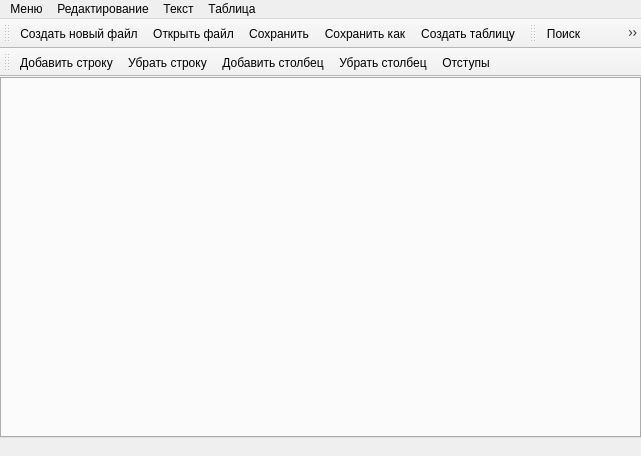
Qt form Lab_5/mainwindow.ui (Oikapi/VisualProg) before a commit.
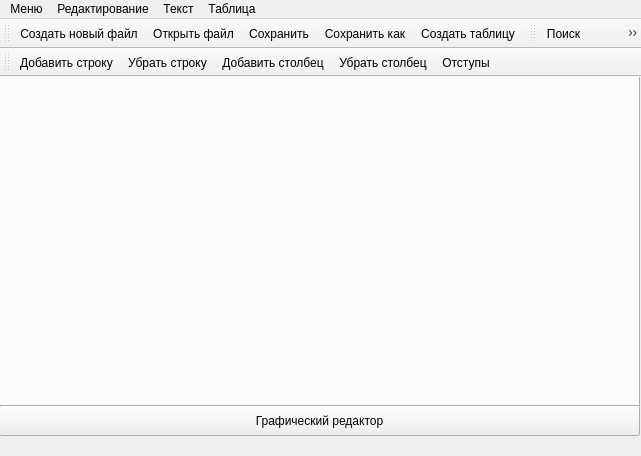
The same form after that commit. Icons and pictures are not drawn.

```diff
--- a/Lab_5/mainwindow.ui
+++ b/Lab_5/mainwindow.ui
@@ -17,13 +17,26 @@
       <widget class="QTabWidget" name="tabWidget">
         <property name="geometry">
           <rect>
-            <x>0</x>
-            <y>0</y>
+      <x>-1</x>
+      <y>-1</y>
             <width>641</width>
-            <height>361</height>
+      <height>331</height>
           </rect>
         </property>
       </widget>
+   <widget class="QPushButton" name="GoToGraphic">
+    <property name="geometry">
+     <rect>
+      <x>-1</x>
+      <y>328</y>
+      <width>641</width>
+      <height>31</height>
+     </rect>
+    </property>
+    <property name="text">
+     <string>Графический редактор</string>
+    </property>
+   </widget>
     </widget>
     <widget class="QMenuBar" name="menuBar">
       <property name="geometry">
```
Lines whose indentation alone changed are shown as unchanged.
